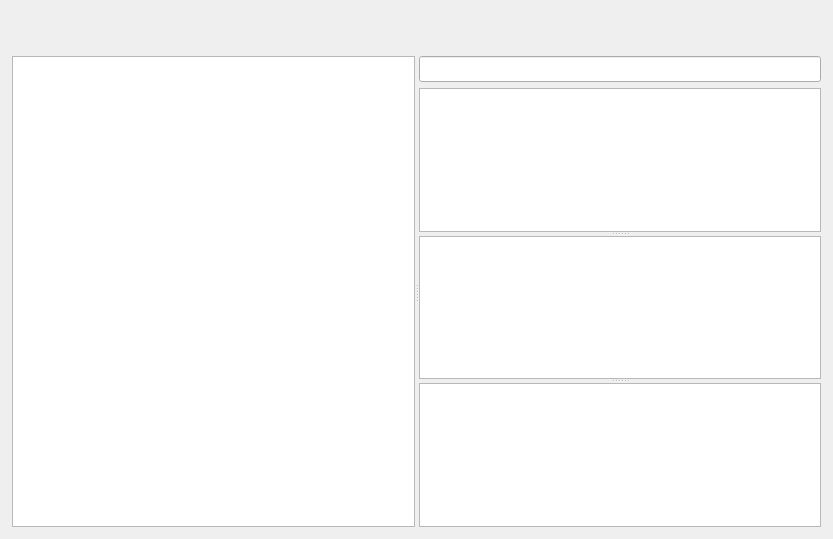
Old version of the form src/MainWindow.ui in the repository BeyondXinXin/RepoReporter.
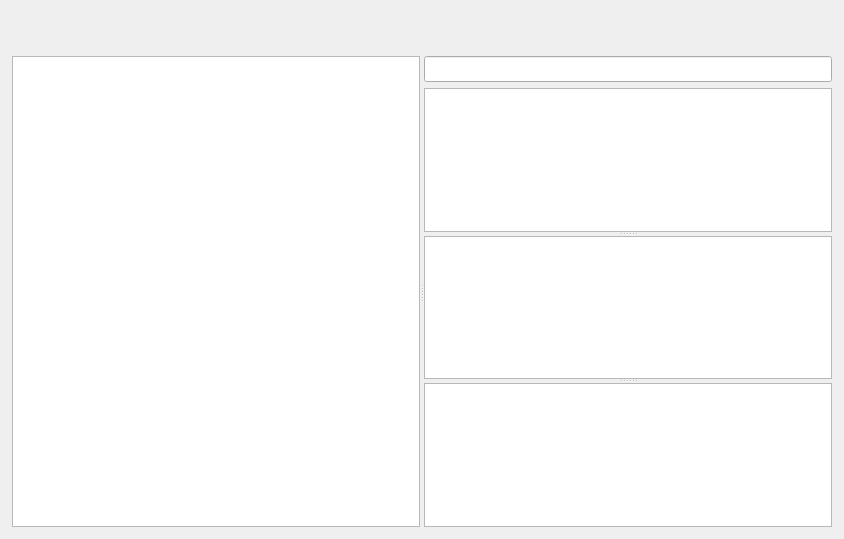
New version of the form. Custom widgets are drawn as their Qt base class.

Commit message: 【style】 调整log列表样式

What changed in the file:
```diff
--- a/src/MainWindow.ui
+++ b/src/MainWindow.ui
@@ -6,7 +6,7 @@
    <rect>
     <x>0</x>
     <y>0</y>
-    <width>833</width>
+    <width>844</width>
     <height>539</height>
    </rect>
   </property>
@@ -102,7 +102,24 @@
             <property name="childrenCollapsible">
              <bool>true</bool>
             </property>
-            <widget class="LogTableView" name="logTableView"/>
+            <widget class="LogTableView" name="logTableView">
+             <property name="styleSheet">
+              <string notr="true">QTableView {
+    selection-color: #000000;
+}
+
+QTableView::item {
+    border-right: 1px solid #d6d9dc;
+}
+
+QTableView::item:selected {
+    background-color: rgba(0, 102, 204, 100);
+    color: #000000;
+}
+
+</string>
+             </property>
+            </widget>
             <widget class="QTextEdit" name="textEdit">
              <property name="readOnly">
               <bool>true</bool>
```
The commit also changes 2 other files.
